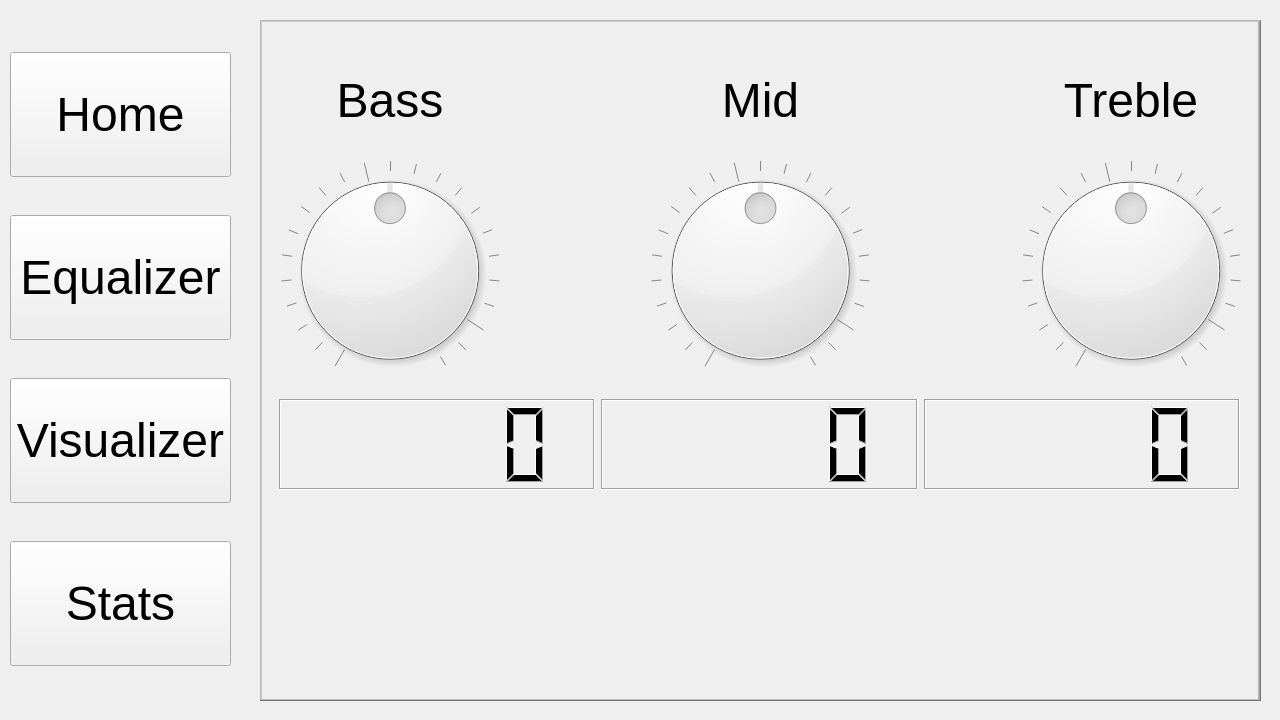
First picture: the form in BadMouth_main/bm_gui/form.ui, repository 490-BadMouth/BadMouth, before the edit.
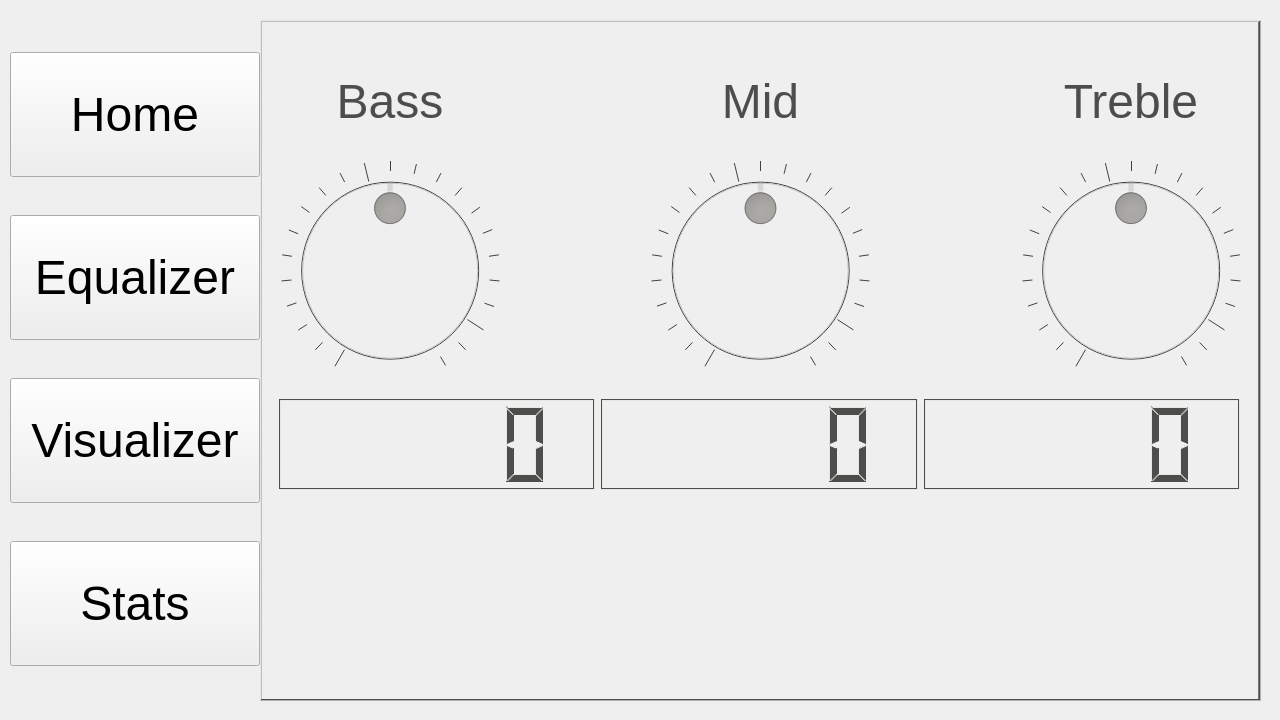
Second picture: the form after the edit.

What changed in the file:
```diff
--- a/BadMouth_main/bm_gui/form.ui
+++ b/BadMouth_main/bm_gui/form.ui
@@ -464,16 +464,22 @@
      <rect>
       <x>10</x>
       <y>20</y>
-      <width>221</width>
+      <width>268</width>
       <height>681</height>
      </rect>
     </property>
     <layout class="QVBoxLayout" name="verticalLayout_buttons">
      <item>
       <widget class="QPushButton" name="pushButton_home">
+       <property name="sizePolicy">
+        <sizepolicy hsizetype="Minimum" vsizetype="Minimum">
+         <horstretch>0</horstretch>
+         <verstretch>0</verstretch>
+        </sizepolicy>
+       </property>
        <property name="maximumSize">
         <size>
-         <width>16777215</width>
+         <width>250</width>
          <height>125</height>
         </size>
        </property>
@@ -505,9 +511,15 @@
      </item>
      <item>
       <widget class="QPushButton" name="pushButton_eq">
+       <property name="sizePolicy">
+        <sizepolicy hsizetype="Minimum" vsizetype="Minimum">
+         <horstretch>0</horstretch>
+         <verstretch>0</verstretch>
+        </sizepolicy>
+       </property>
        <property name="maximumSize">
         <size>
-         <width>16777215</width>
+         <width>250</width>
          <height>125</height>
         </size>
        </property>
@@ -536,9 +548,15 @@
      </item>
      <item>
       <widget class="QPushButton" name="pushButton_vis">
+       <property name="sizePolicy">
+        <sizepolicy hsizetype="Minimum" vsizetype="Minimum">
+         <horstretch>0</horstretch>
+         <verstretch>0</verstretch>
+        </sizepolicy>
+       </property>
        <property name="maximumSize">
         <size>
-         <width>16777215</width>
+         <width>250</width>
          <height>125</height>
         </size>
        </property>
@@ -567,9 +585,15 @@
      </item>
      <item>
       <widget class="QPushButton" name="pushButton_stats">
+       <property name="sizePolicy">
+        <sizepolicy hsizetype="Minimum" vsizetype="Minimum">
+         <horstretch>0</horstretch>
+         <verstretch>0</verstretch>
+        </sizepolicy>
+       </property>
        <property name="maximumSize">
         <size>
-         <width>16777215</width>
+         <width>250</width>
          <height>125</height>
         </size>
        </property>
@@ -600,7 +624,7 @@
    </widget>
    <widget class="QFrame" name="frame_plot">
     <property name="enabled">
-     <bool>true</bool>
+     <bool>false</bool>
     </property>
     <property name="geometry">
      <rect>
@@ -1086,7 +1110,7 @@
    </widget>
    <widget class="QFrame" name="frame_eq">
     <property name="enabled">
-     <bool>true</bool>
+     <bool>false</bool>
     </property>
     <property name="geometry">
      <rect>
@@ -1108,7 +1132,7 @@
        <x>20</x>
        <y>40</y>
        <width>961</width>
-       <height>80</height>
+       <height>82</height>
       </rect>
      </property>
      <layout class="QHBoxLayout" name="horizontalLayout_eq_labels_2">
@@ -1253,6 +1277,9 @@
      </layout>
     </widget>
    </widget>
+   <zorder>frame_eq</zorder>
+   <zorder>frame_plot</zorder>
+   <zorder>verticalLayoutWidget</zorder>
   </widget>
  </widget>
  <resources/>
```
Left out of the diff: 16 changed lines with no effect on the pictures.
